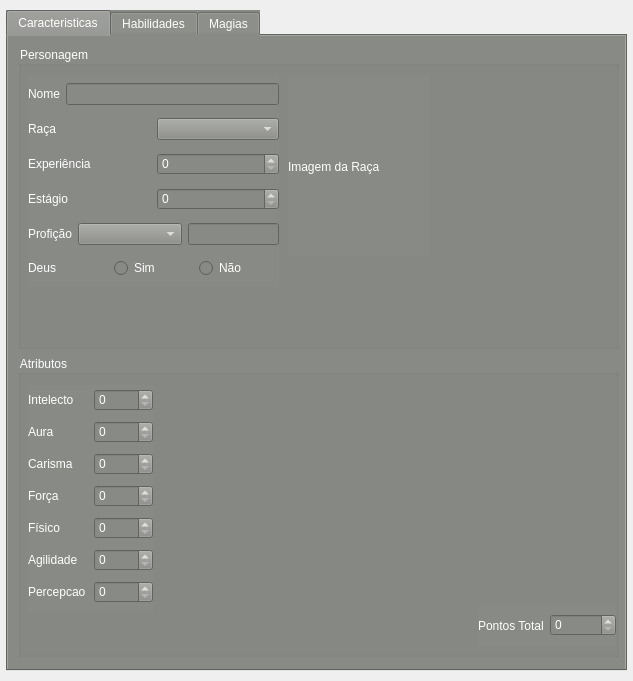
Above: mainwindow.ui from miguelsrrobo/Tagmar before the change. Below: the same form after it.
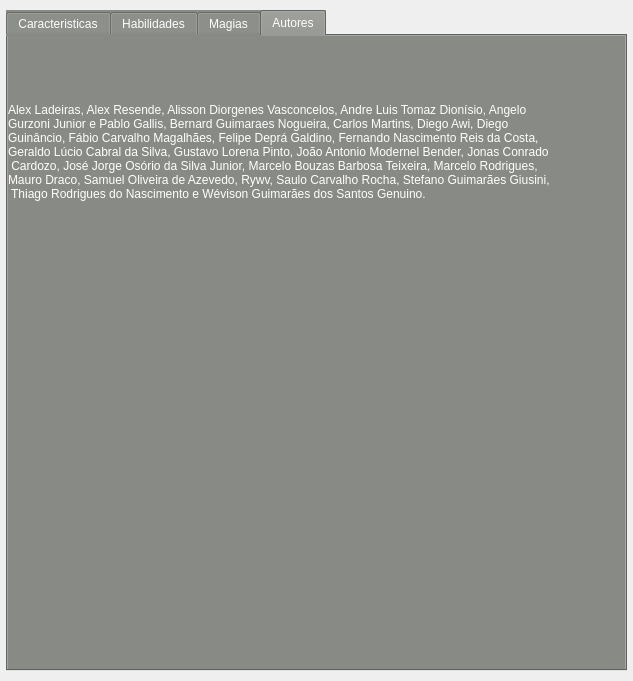
That is the form after the change. The open tabs and pages were chosen to show the change. Icons and pictures are not drawn.

Diff of the .ui file:
```diff
--- a/mainwindow.ui
+++ b/mainwindow.ui
@@ -263,7 +263,7 @@
          <widget class="QLabel" name="face">
           <property name="geometry">
            <rect>
-            <x>270</x>
+            <x>420</x>
             <y>30</y>
             <width>141</width>
             <height>181</height>
@@ -833,6 +833,30 @@
       </layout>
      </widget>
     </widget>
+    <widget class="QWidget" name="Autores">
+     <attribute name="title">
+      <string>Autores</string>
+     </attribute>
+     <widget class="QLabel" name="label">
+      <property name="geometry">
+       <rect>
+        <x>0</x>
+        <y>20</y>
+        <width>621</width>
+        <height>191</height>
+       </rect>
+      </property>
+      <property name="text">
+       <string>Alex Ladeiras, Alex Resende, Alisson Diorgenes Vasconcelos, Andre Luis Tomaz Dionísio, Angelo
+Gurzoni Junior e Pablo Gallis, Bernard Guimaraes Nogueira, Carlos Martins, Diego Awi, Diego
+Guinâncio, Fábio Carvalho Magalhães, Felipe Deprá Galdino, Fernando Nascimento Reis da Costa,
+Geraldo Lúcio Cabral da Silva, Gustavo Lorena Pinto, João Antonio Modernel Bender, Jonas Conrado 
+ Cardozo, José Jorge Osório da Silva Junior, Marcelo Bouzas Barbosa Teixeira, Marcelo Rodrigues,
+Mauro Draco, Samuel Oliveira de Azevedo, Rywv, Saulo Carvalho Rocha, Stefano Guimarães Giusini, 
+ Thiago Rodrigues do Nascimento e Wévison Guimarães dos Santos Genuino.</string>
+      </property>
+     </widget>
+    </widget>
    </widget>
   </widget>
  </widget>
```
Left out of the diff: 18 changed lines with no effect on the pictures.
